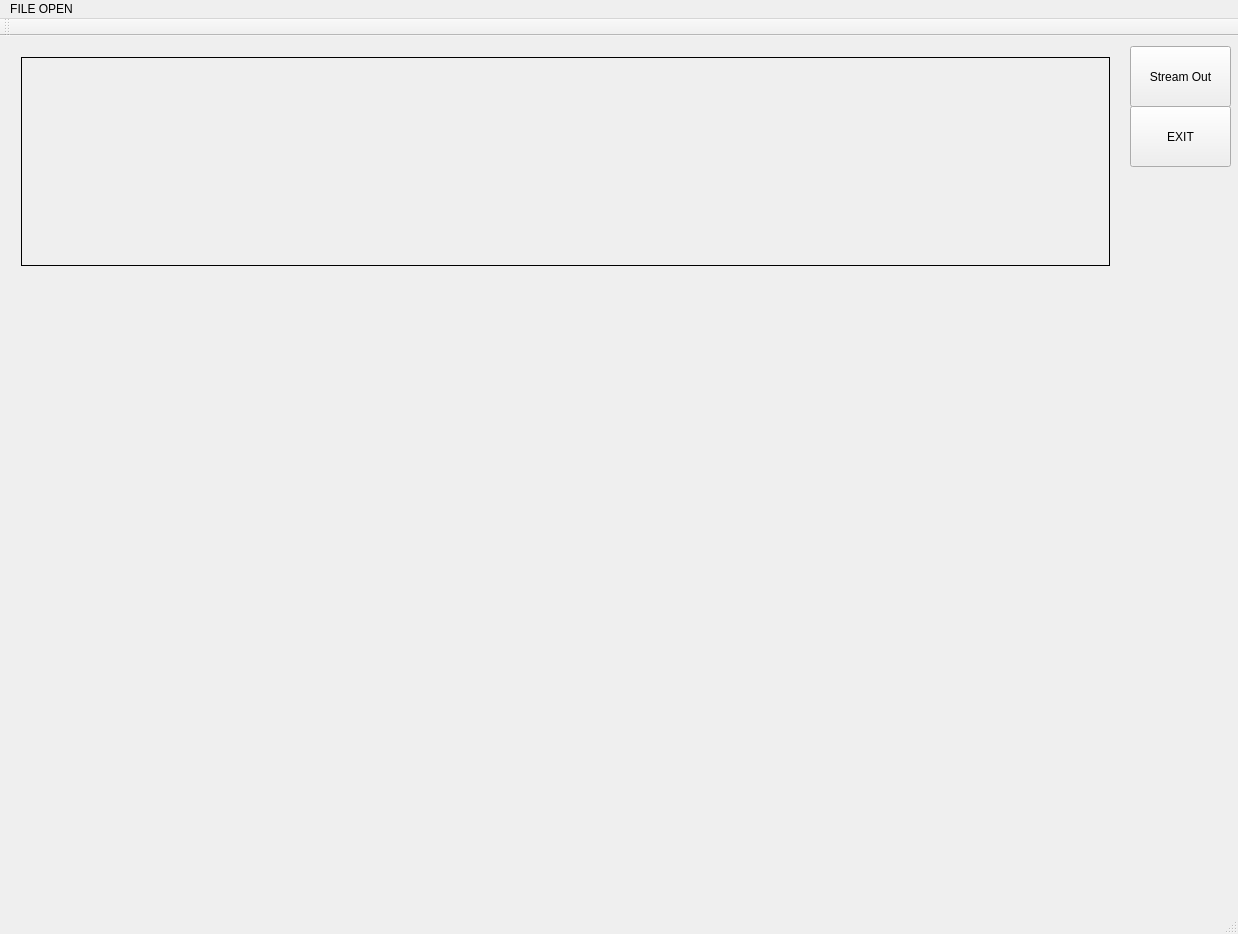
Before: the Qt Designer form KETI_SERVER/KETI_SERVER.ui in jinugi011/KETI_SERVER, drawn with Qt 5.
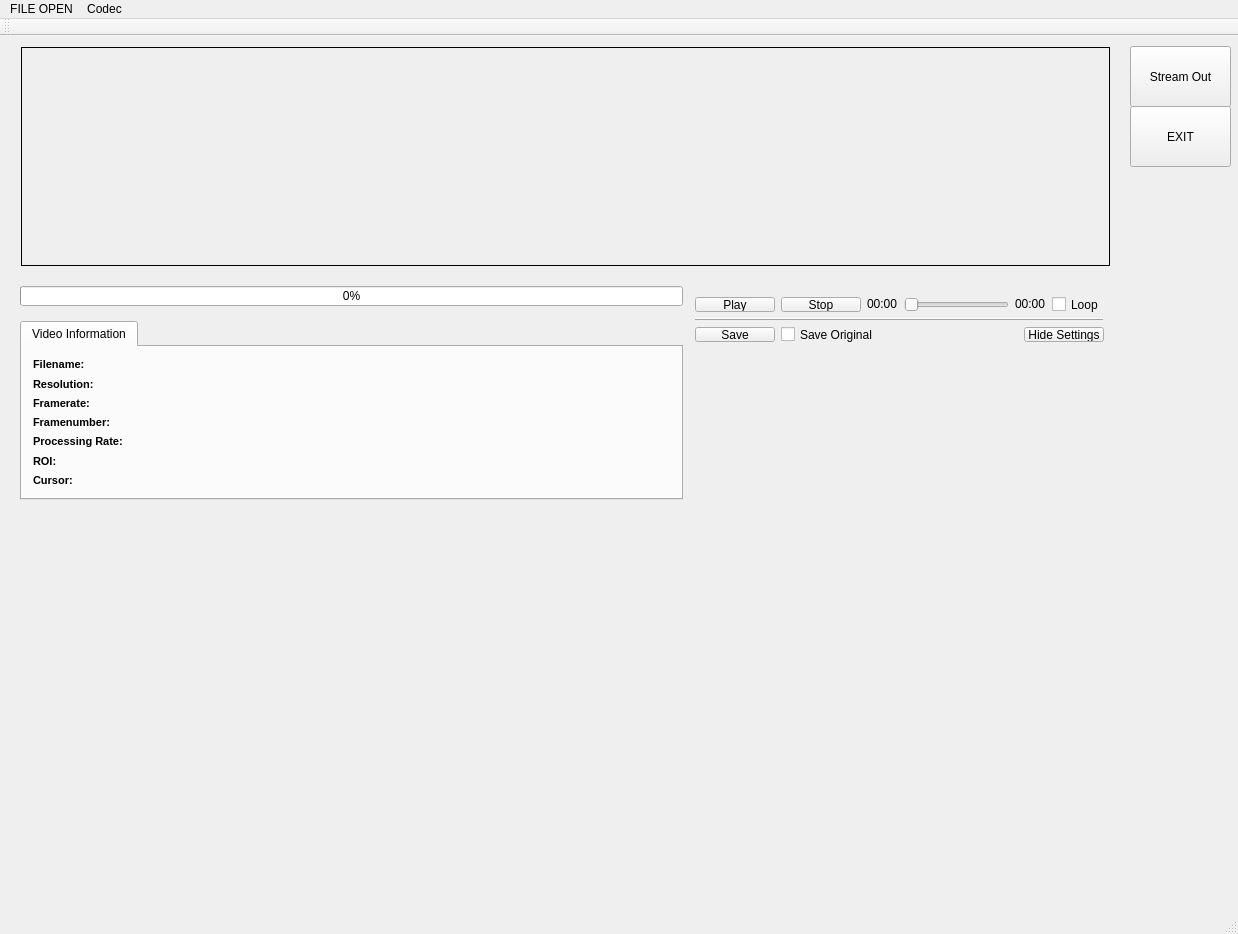
After: the same form once the commit is applied. Custom widgets are drawn as their Qt base class.

Commit message: video source input

The edit to the form file:
```diff
--- a/KETI_SERVER/KETI_SERVER.ui
+++ b/KETI_SERVER/KETI_SERVER.ui
@@ -40,31 +40,553 @@
      <string>EXIT</string>
     </property>
    </widget>
-   <widget class="QWidget" name="horizontalLayoutWidget">
+   <widget class="QWidget" name="layoutWidget">
+    <property name="geometry">
+     <rect>
+      <x>684</x>
+      <y>250</y>
+      <width>431</width>
+      <height>67</height>
+     </rect>
+    </property>
+    <layout class="QVBoxLayout" name="verticalLayout_2">
+     <item>
+      <layout class="QHBoxLayout" name="playerControlLayout">
+       <item>
+        <widget class="QPushButton" name="PlayButton">
+         <property name="sizePolicy">
+          <sizepolicy hsizetype="Minimum" vsizetype="Maximum">
+           <horstretch>0</horstretch>
+           <verstretch>0</verstretch>
+          </sizepolicy>
+         </property>
+         <property name="text">
+          <string>Play</string>
+         </property>
+         <property name="shortcut">
+          <string>Return</string>
+         </property>
+         <property name="checkable">
+          <bool>false</bool>
+         </property>
+        </widget>
+       </item>
+       <item>
+        <widget class="QPushButton" name="StopButton">
+         <property name="sizePolicy">
+          <sizepolicy hsizetype="Minimum" vsizetype="Maximum">
+           <horstretch>0</horstretch>
+           <verstretch>0</verstretch>
+          </sizepolicy>
+         </property>
+         <property name="text">
+          <string>Stop</string>
+         </property>
+        </widget>
+       </item>
+       <item>
+        <widget class="QLabel" name="currentTimeLabel">
+         <property name="sizePolicy">
+          <sizepolicy hsizetype="Preferred" vsizetype="Maximum">
+           <horstretch>0</horstretch>
+           <verstretch>0</verstretch>
+          </sizepolicy>
+         </property>
+         <property name="text">
+          <string>00:00</string>
+         </property>
+        </widget>
+       </item>
+       <item>
+        <widget class="QSlider" name="TimeSlider">
+         <property name="sizePolicy">
+          <sizepolicy hsizetype="Expanding" vsizetype="Maximum">
+           <horstretch>0</horstretch>
+           <verstretch>0</verstretch>
+          </sizepolicy>
+         </property>
+         <property name="orientation">
+          <enum>Qt::Horizontal</enum>
+         </property>
+        </widget>
+       </item>
+       <item>
+        <widget class="QLabel" name="totalTimeLabel">
+         <property name="sizePolicy">
+          <sizepolicy hsizetype="Preferred" vsizetype="Maximum">
+           <horstretch>0</horstretch>
+           <verstretch>0</verstretch>
+          </sizepolicy>
+         </property>
+         <property name="text">
+          <string>00:00</string>
+         </property>
+        </widget>
+       </item>
+       <item>
+        <widget class="QCheckBox" name="LoopCheckBox">
+         <property name="text">
+          <string>Loop</string>
+         </property>
+        </widget>
+       </item>
+      </layout>
+     </item>
+     <item>
+      <widget class="Line" name="line_2">
+       <property name="frameShadow">
+        <enum>QFrame::Raised</enum>
+       </property>
+       <property name="orientation">
+        <enum>Qt::Horizontal</enum>
+       </property>
+      </widget>
+     </item>
+     <item>
+      <layout class="QHBoxLayout" name="horizontalLayout_2">
+       <item>
+        <widget class="QPushButton" name="saveButton">
+         <property name="text">
+          <string>Save</string>
+         </property>
+        </widget>
+       </item>
+       <item>
+        <widget class="QCheckBox" name="saveOriginalCheckBox">
+         <property name="text">
+          <string>Save Original</string>
+         </property>
+        </widget>
+       </item>
+       <item>
+        <spacer name="saveHorizontalSpacer">
+         <property name="orientation">
+          <enum>Qt::Horizontal</enum>
+         </property>
+         <property name="sizeHint" stdset="0">
+          <size>
+           <width>40</width>
+           <height>20</height>
+          </size>
+         </property>
+        </spacer>
+       </item>
+       <item>
+        <widget class="QPushButton" name="hideSettingsButton">
+         <property name="text">
+          <string>Hide Settings</string>
+         </property>
+        </widget>
+       </item>
+      </layout>
+     </item>
+    </layout>
+   </widget>
+   <widget class="QWidget" name="layoutWidget_2">
     <property name="geometry">
      <rect>
       <x>10</x>
-      <y>10</y>
+      <y>0</y>
       <width>1111</width>
-      <height>231</height>
+      <height>241</height>
      </rect>
     </property>
-    <layout class="QHBoxLayout" name="horizontalLayout">
+    <layout class="QHBoxLayout" name="frameLayout_main">
      <item>
-      <widget class="QLabel" name="frameLabel">
+      <widget class="FrameLabel" name="frameLabel_main">
+       <property name="enabled">
+        <bool>true</bool>
+       </property>
+       <property name="sizePolicy">
+        <sizepolicy hsizetype="Ignored" vsizetype="Ignored">
+         <horstretch>0</horstretch>
+         <verstretch>0</verstretch>
+        </sizepolicy>
+       </property>
        <property name="mouseTracking">
         <bool>true</bool>
        </property>
+       <property name="autoFillBackground">
+        <bool>true</bool>
+       </property>
        <property name="frameShape">
         <enum>QFrame::Box</enum>
        </property>
-       <property name="text">
-        <string/>
+       <property name="alignment">
+        <set>Qt::AlignCenter</set>
        </property>
       </widget>
      </item>
     </layout>
    </widget>
+   <widget class="QTabWidget" name="tabWidget">
+    <property name="geometry">
+     <rect>
+      <x>20</x>
+      <y>285</y>
+      <width>663</width>
+      <height>179</height>
+     </rect>
+    </property>
+    <property name="sizePolicy">
+     <sizepolicy hsizetype="Expanding" vsizetype="Maximum">
+      <horstretch>0</horstretch>
+      <verstretch>0</verstretch>
+     </sizepolicy>
+    </property>
+    <property name="minimumSize">
+     <size>
+      <width>0</width>
+      <height>0</height>
+     </size>
+    </property>
+    <property name="currentIndex">
+     <number>0</number>
+    </property>
+    <widget class="QWidget" name="InfoTab">
+     <property name="sizePolicy">
+      <sizepolicy hsizetype="Minimum" vsizetype="Maximum">
+       <horstretch>0</horstretch>
+       <verstretch>0</verstretch>
+      </sizepolicy>
+     </property>
+     <property name="minimumSize">
+      <size>
+       <width>0</width>
+       <height>0</height>
+      </size>
+     </property>
+     <attribute name="title">
+      <string>Video Information</string>
+     </attribute>
+     <layout class="QGridLayout" name="gridLayout">
+      <item row="3" column="3">
+       <widget class="QLabel" name="nFramesCapturedLabel">
+        <property name="sizePolicy">
+         <sizepolicy hsizetype="MinimumExpanding" vsizetype="MinimumExpanding">
+          <horstretch>0</horstretch>
+          <verstretch>0</verstretch>
+         </sizepolicy>
+        </property>
+        <property name="font">
+         <font>
+          <pointsize>8</pointsize>
+         </font>
+        </property>
+        <property name="text">
+         <string/>
+        </property>
+        <property name="alignment">
+         <set>Qt::AlignCenter</set>
+        </property>
+       </widget>
+      </item>
+      <item row="5" column="1">
+       <widget class="QLabel" name="label_23">
+        <property name="sizePolicy">
+         <sizepolicy hsizetype="MinimumExpanding" vsizetype="MinimumExpanding">
+          <horstretch>0</horstretch>
+          <verstretch>0</verstretch>
+         </sizepolicy>
+        </property>
+        <property name="font">
+         <font>
+          <pointsize>8</pointsize>
+          <weight>75</weight>
+          <bold>true</bold>
+         </font>
+        </property>
+        <property name="text">
+         <string>Processing Rate:</string>
+        </property>
+       </widget>
+      </item>
+      <item row="5" column="2">
+       <widget class="QLabel" name="processingRateLabel">
+        <property name="sizePolicy">
+         <sizepolicy hsizetype="MinimumExpanding" vsizetype="MinimumExpanding">
+          <horstretch>0</horstretch>
+          <verstretch>0</verstretch>
+         </sizepolicy>
+        </property>
+        <property name="font">
+         <font>
+          <pointsize>8</pointsize>
+         </font>
+        </property>
+        <property name="text">
+         <string/>
+        </property>
+       </widget>
+      </item>
+      <item row="2" column="2">
+       <widget class="QLabel" name="cameraResolutionLabel">
+        <property name="sizePolicy">
+         <sizepolicy hsizetype="MinimumExpanding" vsizetype="MinimumExpanding">
+          <horstretch>0</horstretch>
+          <verstretch>0</verstretch>
+         </sizepolicy>
+        </property>
+        <property name="font">
+         <font>
+          <pointsize>8</pointsize>
+         </font>
+        </property>
+        <property name="alignment">
+         <set>Qt::AlignLeading|Qt::AlignLeft|Qt::AlignVCenter</set>
+        </property>
+       </widget>
+      </item>
+      <item row="1" column="2">
+       <widget class="QLabel" name="deviceNumberLabel">
+        <property name="sizePolicy">
+         <sizepolicy hsizetype="MinimumExpanding" vsizetype="MinimumExpanding">
+          <horstretch>0</horstretch>
+          <verstretch>0</verstretch>
+         </sizepolicy>
+        </property>
+        <property name="font">
+         <font>
+          <pointsize>8</pointsize>
+         </font>
+        </property>
+        <property name="alignment">
+         <set>Qt::AlignLeading|Qt::AlignLeft|Qt::AlignVCenter</set>
+        </property>
+       </widget>
+      </item>
+      <item row="2" column="1">
+       <widget class="QLabel" name="label_26">
+        <property name="sizePolicy">
+         <sizepolicy hsizetype="MinimumExpanding" vsizetype="MinimumExpanding">
+          <horstretch>0</horstretch>
+          <verstretch>0</verstretch>
+         </sizepolicy>
+        </property>
+        <property name="font">
+         <font>
+          <pointsize>8</pointsize>
+          <weight>75</weight>
+          <bold>true</bold>
+         </font>
+        </property>
+        <property name="text">
+         <string>Resolution:</string>
+        </property>
+        <property name="alignment">
+         <set>Qt::AlignLeading|Qt::AlignLeft|Qt::AlignVCenter</set>
+        </property>
+       </widget>
+      </item>
+      <item row="3" column="1">
+       <widget class="QLabel" name="label_27">
+        <property name="sizePolicy">
+         <sizepolicy hsizetype="MinimumExpanding" vsizetype="MinimumExpanding">
+          <horstretch>0</horstretch>
+          <verstretch>0</verstretch>
+         </sizepolicy>
+        </property>
+        <property name="font">
+         <font>
+          <pointsize>8</pointsize>
+          <weight>75</weight>
+          <bold>true</bold>
+         </font>
+        </property>
+        <property name="text">
+         <string>Framerate:</string>
+        </property>
+        <property name="alignment">
+         <set>Qt::AlignLeading|Qt::AlignLeft|Qt::AlignVCenter</set>
+        </property>
+       </widget>
+      </item>
+      <item row="3" column="2">
+       <widget class="QLabel" name="captureRateLabel">
+        <property name="enabled">
+         <bool>true</bool>
+        </property>
+        <property name="sizePolicy">
+         <sizepolicy hsizetype="MinimumExpanding" vsizetype="MinimumExpanding">
+          <horstretch>0</horstretch>
+          <verstretch>0</verstretch>
+         </sizepolicy>
+        </property>
+        <property name="font">
+         <font>
+          <pointsize>8</pointsize>
+         </font>
+        </property>
+        <property name="text">
+         <string/>
+        </property>
+       </widget>
+      </item>
+      <item row="5" column="3">
+       <widget class="QLabel" name="nFramesProcessedLabel">
+        <property name="sizePolicy">
+         <sizepolicy hsizetype="MinimumExpanding" vsizetype="MinimumExpanding">
+          <horstretch>0</horstretch>
+          <verstretch>0</verstretch>
+         </sizepolicy>
+        </property>
+        <property name="font">
+         <font>
+          <pointsize>8</pointsize>
+         </font>
+        </property>
+        <property name="text">
+         <string/>
+        </property>
+        <property name="alignment">
+         <set>Qt::AlignCenter</set>
+        </property>
+       </widget>
+      </item>
+      <item row="6" column="1">
+       <widget class="QLabel" name="label_28">
+        <property name="sizePolicy">
+         <sizepolicy hsizetype="MinimumExpanding" vsizetype="MinimumExpanding">
+          <horstretch>0</horstretch>
+          <verstretch>0</verstretch>
+         </sizepolicy>
+        </property>
+        <property name="font">
+         <font>
+          <pointsize>8</pointsize>
+          <weight>75</weight>
+          <bold>true</bold>
+         </font>
+        </property>
+        <property name="text">
+         <string>ROI:</string>
+        </property>
+       </widget>
+      </item>
+      <item row="6" column="2">
+       <widget class="QLabel" name="roiLabel">
+        <property name="sizePolicy">
+         <sizepolicy hsizetype="MinimumExpanding" vsizetype="MinimumExpanding">
+          <horstretch>0</horstretch>
+          <verstretch>0</verstretch>
+         </sizepolicy>
+        </property>
+        <property name="font">
+         <font>
+          <pointsize>8</pointsize>
+         </font>
+        </property>
+        <property name="text">
+         <string/>
+        </property>
+       </widget>
+      </item>
+      <item row="7" column="1">
+       <widget class="QLabel" name="label_22">
+        <property name="sizePolicy">
+         <sizepolicy hsizetype="MinimumExpanding" vsizetype="MinimumExpanding">
+          <horstretch>0</horstretch>
+          <verstretch>0</verstretch>
+         </sizepolicy>
+        </property>
+        <property name="font">
+         <font>
+          <pointsize>8</pointsize>
+          <weight>75</weight>
+          <bold>true</bold>
+         </font>
+        </property>
+        <property name="text">
+         <string>Cursor:</string>
+        </property>
+       </widget>
+      </item>
+      <item row="7" column="2">
+       <widget class="QLabel" name="mouseCursorPosLabel">
+        <property name="sizePolicy">
+         <sizepolicy hsizetype="MinimumExpanding" vsizetype="MinimumExpanding">
+          <horstretch>0</horstretch>
+          <verstretch>0</verstretch>
+         </sizepolicy>
+        </property>
+        <property name="font">
+         <font>
+          <pointsize>8</pointsize>
+         </font>
+        </property>
+        <property name="text">
+         <string/>
+        </property>
+       </widget>
+      </item>
+      <item row="8" column="4">
+       <layout class="QHBoxLayout" name="horizontalLayout"/>
+      </item>
+      <item row="1" column="1">
+       <widget class="QLabel" name="label_24">
+        <property name="sizePolicy">
+         <sizepolicy hsizetype="MinimumExpanding" vsizetype="MinimumExpanding">
+          <horstretch>0</horstretch>
+          <verstretch>0</verstretch>
+         </sizepolicy>
+        </property>
+        <property name="font">
+         <font>
+          <pointsize>8</pointsize>
+          <weight>75</weight>
+          <bold>true</bold>
+         </font>
+        </property>
+        <property name="text">
+         <string>Filename:</string>
+        </property>
+        <property name="alignment">
+         <set>Qt::AlignLeading|Qt::AlignLeft|Qt::AlignVCenter</set>
+        </property>
+       </widget>
+      </item>
+      <item row="4" column="1">
+       <widget class="QLabel" name="label">
+        <property name="font">
+         <font>
+          <pointsize>8</pointsize>
+          <weight>75</weight>
+          <bold>true</bold>
+         </font>
+        </property>
+        <property name="text">
+         <string>Framenumber:</string>
+        </property>
+       </widget>
+      </item>
+      <item row="4" column="2">
+       <widget class="QLabel" name="currentFrameNumberLabel">
+        <property name="font">
+         <font>
+          <pointsize>8</pointsize>
+         </font>
+        </property>
+        <property name="text">
+         <string/>
+        </property>
+       </widget>
+      </item>
+     </layout>
+    </widget>
+   </widget>
+   <widget class="QProgressBar" name="saveProgressBar">
+    <property name="geometry">
+     <rect>
+      <x>20</x>
+      <y>250</y>
+      <width>663</width>
+      <height>20</height>
+     </rect>
+    </property>
+    <property name="value">
+     <number>0</number>
+    </property>
+   </widget>
   </widget>
   <widget class="QMenuBar" name="menuBar">
    <property name="geometry">
@@ -88,7 +610,17 @@
     <addaction name="separator"/>
     <addaction name="actionEXIT"/>
    </widget>
+   <widget class="QMenu" name="menuCodec">
+    <property name="title">
+     <string>Codec</string>
+    </property>
+    <addaction name="actionHEVC"/>
+    <addaction name="actionMpeg_4"/>
+    <addaction name="actionAV1"/>
+    <addaction name="separator"/>
+   </widget>
    <addaction name="menuFILE_OPEN"/>
+   <addaction name="menuCodec"/>
   </widget>
   <widget class="QToolBar" name="mainToolBar">
    <attribute name="toolBarArea">
@@ -136,6 +668,13 @@
   </action>
  </widget>
  <layoutdefault spacing="6" margin="11"/>
+ <customwidgets>
+  <customwidget>
+   <class>FrameLabel</class>
+   <extends>QLabel</extends>
+   <header>FrameLabel.h</header>
+  </customwidget>
+ </customwidgets>
  <resources>
   <include location="KETI_SERVER.qrc"/>
  </resources>
```
Left out of the diff: 15 changed lines with no effect on the pictures. The commit also changes 12 other files.
